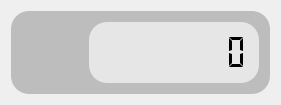
beiklive/PopupClock, file PopupClock/PopupClock.ui: the form before one commit.
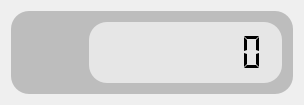
The form after the commit. Custom widgets are drawn as their Qt base class.

Diff of the .ui file:
```diff
--- a/PopupClock/PopupClock.ui
+++ b/PopupClock/PopupClock.ui
@@ -6,7 +6,7 @@
    <rect>
     <x>0</x>
     <y>0</y>
-    <width>281</width>
+    <width>304</width>
     <height>97</height>
    </rect>
   </property>
```
